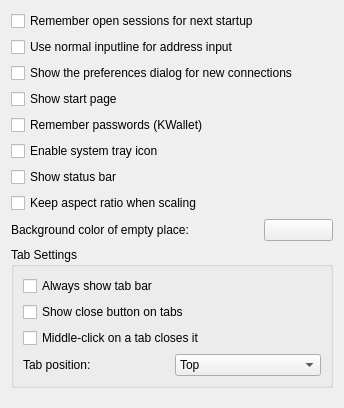
Above: config/general.ui from KDE/krdc before the change. Below: the same form after it.
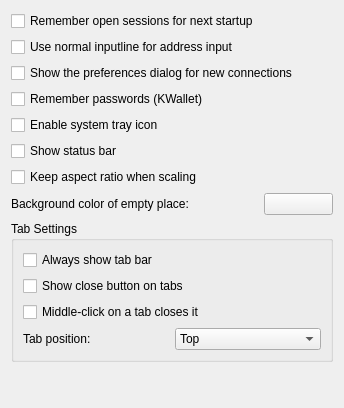
That is the form after the change. Custom widgets are drawn as their Qt base class.

Diff of the .ui file:
```diff
--- a/config/general.ui
+++ b/config/general.ui
@@ -32,13 +32,6 @@
      </property>
     </widget>
    </item>
-   <item>
-    <widget class="QCheckBox" name="kcfg_ShowStartPage">
-     <property name="text">
-      <string>Show start page</string>
-     </property>
-    </widget>
-   </item>
    <item>
     <widget class="QCheckBox" name="kcfg_WalletSupport">
      <property name="text">
```
